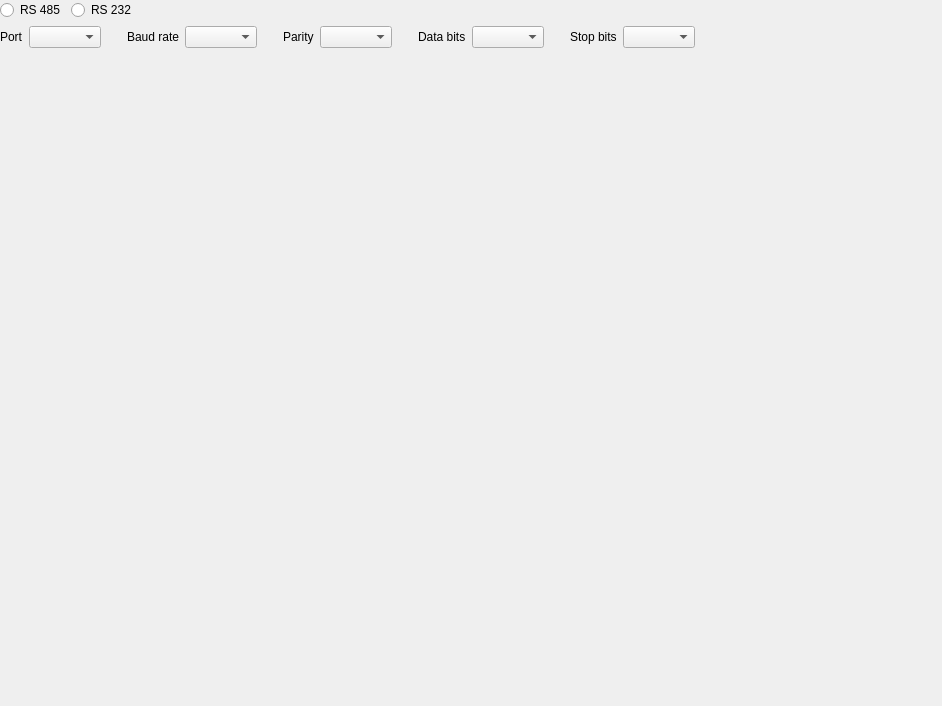
This is src/rtu_widget.ui in ipeperko/modbus-tester as Qt 5 draws it before an edit. The edited form follows.
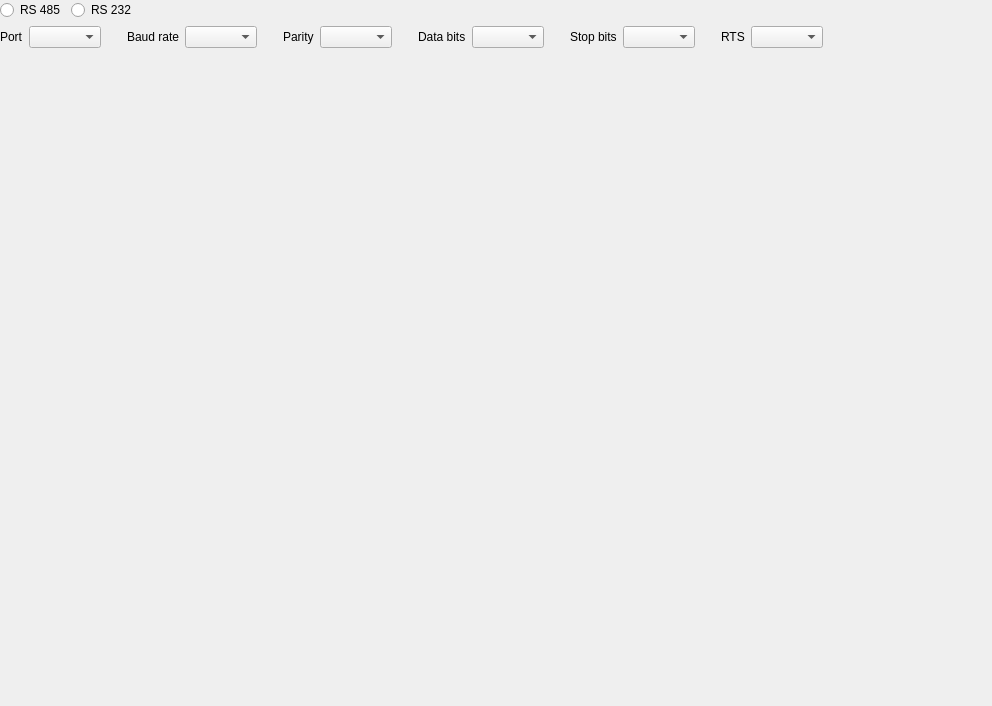
This is the edited form.

```diff
--- a/src/rtu_widget.ui
+++ b/src/rtu_widget.ui
@@ -6,7 +6,7 @@
    <rect>
     <x>0</x>
     <y>0</y>
-    <width>942</width>
+    <width>992</width>
     <height>706</height>
    </rect>
   </property>
@@ -179,6 +179,32 @@
        <item>
         <widget class="QComboBox" name="comboBox_StopBits"/>
        </item>
+       <item>
+        <spacer name="horizontalSpacer">
+         <property name="orientation">
+          <enum>Qt::Horizontal</enum>
+         </property>
+         <property name="sizeType">
+          <enum>QSizePolicy::Fixed</enum>
+         </property>
+         <property name="sizeHint" stdset="0">
+          <size>
+           <width>20</width>
+           <height>20</height>
+          </size>
+         </property>
+        </spacer>
+       </item>
+       <item>
+        <widget class="QLabel" name="label">
+         <property name="text">
+          <string>RTS</string>
+         </property>
+        </widget>
+       </item>
+       <item>
+        <widget class="QComboBox" name="comboBox_RTS"/>
+       </item>
        <item>
         <spacer name="horizontalSpacer_10">
          <property name="orientation">
```
